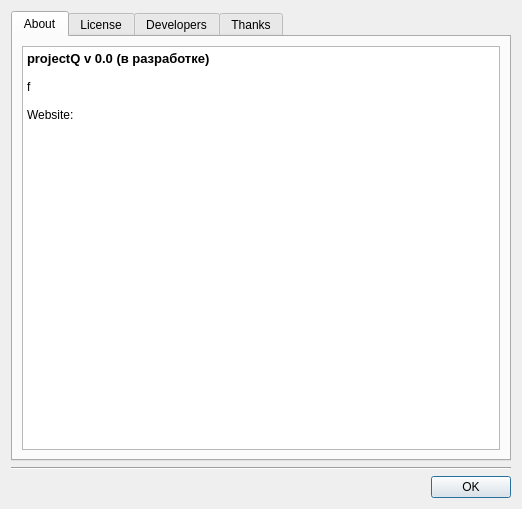
Old version of the form src/gui/dialogs/about/about.ui in the repository axsapronov/QSopherim.
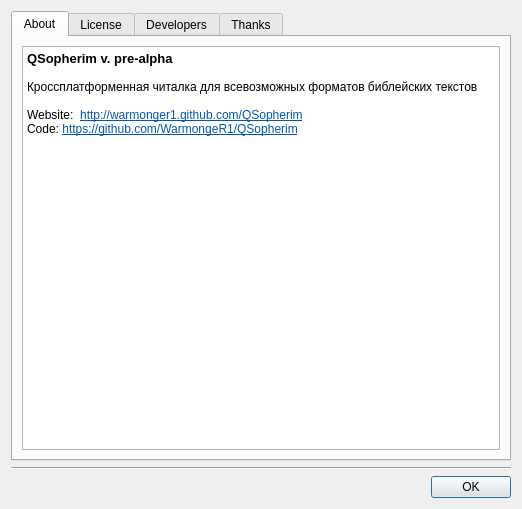
New version of the form. Icons and pictures are not drawn.

Diff of the .ui file:
```diff
--- a/src/gui/dialogs/about/about.ui
+++ b/src/gui/dialogs/about/about.ui
@@ -34,14 +34,15 @@
 &lt;table border=&quot;0&quot; style=&quot;-qt-table-type: root; margin-top:4px; margin-bottom:4px; margin-left:4px; margin-right:4px;&quot;&gt;
 &lt;tr&gt;
 &lt;td style=&quot;border: none;&quot;&gt;
-&lt;p style=&quot; margin-top:0px; margin-bottom:0px; margin-left:0px; margin-right:0px; -qt-block-indent:0; text-indent:0px;&quot;&gt;&lt;span style=&quot; font-family:'DejaVu Sans'; font-size:10pt; font-weight:600;&quot;&gt;projectQ v 0.0 (в разработке) &lt;/span&gt;&lt;img src=&quot;:/banners/banners/globe-small.png&quot; /&gt;&lt;/p&gt;
-&lt;p style=&quot;-qt-paragraph-type:empty; margin-top:0px; margin-bottom:0px; margin-left:0px; margin-right:0px; -qt-block-indent:0; text-indent:0px;&quot;&gt;&lt;/p&gt;
-&lt;p align=&quot;justify&quot; style=&quot; margin-top:0px; margin-bottom:0px; margin-left:0px; margin-right:0px; -qt-block-indent:0; text-indent:0px;&quot;&gt;f&lt;/p&gt;
-&lt;p style=&quot;-qt-paragraph-type:empty; margin-top:0px; margin-bottom:0px; margin-left:0px; margin-right:0px; -qt-block-indent:0; text-indent:0px;&quot;&gt;&lt;/p&gt;
-&lt;p style=&quot; margin-top:0px; margin-bottom:0px; margin-left:0px; margin-right:0px; -qt-block-indent:0; text-indent:0px;&quot;&gt;&lt;span style=&quot; font-family:'DejaVu Sans'; color:#000000;&quot;&gt;Website:  &lt;/span&gt;&lt;/p&gt;
-&lt;p style=&quot;-qt-paragraph-type:empty; margin-top:0px; margin-bottom:0px; margin-left:0px; margin-right:0px; -qt-block-indent:0; text-indent:0px; font-family:'DejaVu Sans'; color:#000000;&quot;&gt;&lt;/p&gt;
-&lt;p style=&quot;-qt-paragraph-type:empty; margin-top:0px; margin-bottom:0px; margin-left:0px; margin-right:0px; -qt-block-indent:0; text-indent:0px; font-family:'DejaVu Sans'; color:#000000;&quot;&gt;&lt;/p&gt;
-&lt;p style=&quot;-qt-paragraph-type:empty; margin-top:0px; margin-bottom:0px; margin-left:0px; margin-right:0px; -qt-block-indent:0; text-indent:0px; font-family:'DejaVu Sans'; color:#000000;&quot;&gt;&lt;/p&gt;&lt;/td&gt;&lt;/tr&gt;&lt;/table&gt;&lt;/body&gt;&lt;/html&gt;</string>
+&lt;p style=&quot; margin-top:0px; margin-bottom:0px; margin-left:0px; margin-right:0px; -qt-block-indent:0; text-indent:0px;&quot;&gt;&lt;span style=&quot; font-family:'DejaVu Sans'; font-size:10pt; font-weight:600;&quot;&gt;QSopherim v. pre-alpha &lt;/span&gt;&lt;img src=&quot;:/banners/banners/globe-small.png&quot; /&gt;&lt;/p&gt;
+&lt;p style=&quot;-qt-paragraph-type:empty; margin-top:0px; margin-bottom:0px; margin-left:0px; margin-right:0px; -qt-block-indent:0; text-indent:0px;&quot;&gt;&lt;br /&gt;&lt;/p&gt;
+&lt;p align=&quot;justify&quot; style=&quot; margin-top:0px; margin-bottom:0px; margin-left:0px; margin-right:0px; -qt-block-indent:0; text-indent:0px;&quot;&gt;Кроссплатформенная читалка для всевозможных форматов библейских текстов&lt;/p&gt;
+&lt;p style=&quot;-qt-paragraph-type:empty; margin-top:0px; margin-bottom:0px; margin-left:0px; margin-right:0px; -qt-block-indent:0; text-indent:0px;&quot;&gt;&lt;br /&gt;&lt;/p&gt;
+&lt;p style=&quot; margin-top:0px; margin-bottom:0px; margin-left:0px; margin-right:0px; -qt-block-indent:0; text-indent:0px;&quot;&gt;&lt;span style=&quot; font-family:'DejaVu Sans'; color:#000000;&quot;&gt;Website:  &lt;/span&gt;&lt;a href=&quot;http://warmonger1.github.com/QSopherim&quot;&gt;&lt;span style=&quot; text-decoration: underline; color:#0057ae;&quot;&gt;http://warmonger1.github.com/QSopherim&lt;/span&gt;&lt;/a&gt;&lt;/p&gt;
+&lt;p style=&quot; margin-top:0px; margin-bottom:0px; margin-left:0px; margin-right:0px; -qt-block-indent:0; text-indent:0px;&quot;&gt;&lt;span style=&quot; font-family:'DejaVu Sans'; color:#000000;&quot;&gt;Code: &lt;/span&gt;&lt;a href=&quot;https://github.com/WarmongeR1/QSopherim&quot;&gt;&lt;span style=&quot; text-decoration: underline; color:#0057ae;&quot;&gt;https://github.com/WarmongeR1/QSopherim&lt;/span&gt;&lt;/a&gt;&lt;/p&gt;
+&lt;p style=&quot;-qt-paragraph-type:empty; margin-top:0px; margin-bottom:0px; margin-left:0px; margin-right:0px; -qt-block-indent:0; text-indent:0px; font-family:'DejaVu Sans'; color:#000000;&quot;&gt;&lt;br /&gt;&lt;/p&gt;
+&lt;p style=&quot;-qt-paragraph-type:empty; margin-top:0px; margin-bottom:0px; margin-left:0px; margin-right:0px; -qt-block-indent:0; text-indent:0px; font-family:'DejaVu Sans'; color:#000000;&quot;&gt;&lt;br /&gt;&lt;/p&gt;
+&lt;p style=&quot;-qt-paragraph-type:empty; margin-top:0px; margin-bottom:0px; margin-left:0px; margin-right:0px; -qt-block-indent:0; text-indent:0px; font-family:'DejaVu Sans'; color:#000000;&quot;&gt;&lt;br /&gt;&lt;/p&gt;&lt;/td&gt;&lt;/tr&gt;&lt;/table&gt;&lt;/body&gt;&lt;/html&gt;</string>
          </property>
         </widget>
        </item>
```
Left out of the diff: 23 changed lines with no effect on the pictures.
